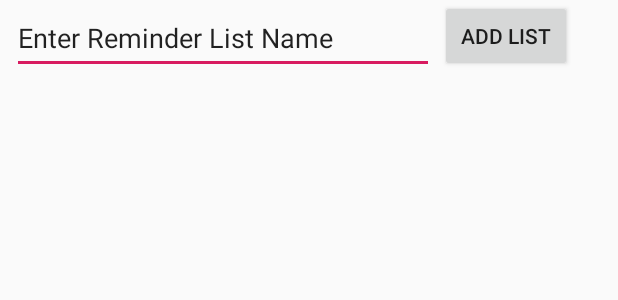
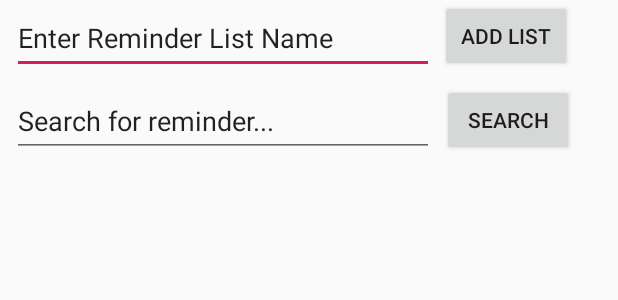
Before and after one commit to DarthSyntax/Reminder, an Android app: the layout activity_reminderlist.xml on its own in the app's theme, with its tools: preview values and no code run, on a phone screen of 412 x 824 dp. Shown: the top 300 px of the screen. Run offline under Robolectric (Android 15) with nearby library versions, the phone set to English and light mode, and no system bars.

```diff
--- a/GroupProject/GLM/app/src/main/res/layout/activity_reminderlist.xml
+++ b/GroupProject/GLM/app/src/main/res/layout/activity_reminderlist.xml
@@ -5,24 +5,6 @@
     xmlns:tools="http://schemas.android.com/tools"
     android:layout_width="match_parent"
     android:layout_height="match_parent">
-
-    <Button
-        android:id="@+id/addReminderListButton"
-        android:layout_width="wrap_content"
-        android:layout_height="wrap_content"
-        android:layout_marginStart="4dp"
-        android:text="Add List"
-        app:layout_constraintStart_toEndOf="@+id/addReminderListName"
-        app:layout_constraintTop_toTopOf="parent" />
-
-    <ListView
-        android:id="@+id/reminderListListView"
-        android:layout_width="368dp"
-        android:layout_height="447dp"
-        android:layout_marginStart="8dp"
-        android:layout_marginTop="7dp"
-        app:layout_constraintStart_toStartOf="parent"
-        app:layout_constraintTop_toBottomOf="@+id/addReminderListName" />
 
     <EditText
         android:id="@+id/addReminderListName"
@@ -35,4 +17,46 @@
         android:text="Enter Reminder List Name"
         app:layout_constraintStart_toStartOf="parent"
         app:layout_constraintTop_toTopOf="parent" />
+
+    <Button
+        android:id="@+id/addReminderListButton"
+        android:layout_width="wrap_content"
+        android:layout_height="wrap_content"
+        android:layout_marginStart="4dp"
+        android:text="Add List"
+        app:layout_constraintStart_toEndOf="@+id/addReminderListName"
+        app:layout_constraintTop_toTopOf="parent" />
+
+    <EditText
+        android:id="@+id/searchForReminder"
+        android:layout_width="281dp"
+        android:layout_height="48dp"
+        android:layout_marginStart="8dp"
+        android:layout_marginTop="7dp"
+        android:ems="10"
+        android:inputType="textPersonName"
+        android:text="Search for reminder..."
+        app:layout_constraintStart_toStartOf="parent"
+        app:layout_constraintTop_toBottomOf="@+id/addReminderListName" />
+
+    <Button
+        android:id="@+id/searchForReminderButton"
+        android:layout_width="wrap_content"
+        android:layout_height="wrap_content"
+        android:layout_marginStart="5dp"
+        android:layout_marginTop="8dp"
+        android:text="Search"
+        app:layout_constraintStart_toEndOf="@+id/searchForReminder"
+        app:layout_constraintTop_toBottomOf="@+id/addReminderListButton" />
+
+    <ListView
+        android:id="@+id/reminderListListView"
+        android:layout_width="368dp"
+        android:layout_height="382dp"
+        android:layout_marginStart="12dp"
+        android:layout_marginTop="9dp"
+        android:choiceMode="multipleChoice"
+        app:layout_constraintStart_toStartOf="parent"
+        app:layout_constraintTop_toBottomOf="@+id/searchForReminder" />
+
 </android.support.constraint.ConstraintLayout>
```
Also changed, not shown: GroupProject/GLM/app/src/main/java/seclass/qc/edu/glm/Reminder.java (added, +40 -0 lines), GroupProject/GLM/app/src/main/java/seclass/qc/edu/glm/ReminderList.java (added, +28 -0 lines), GroupProject/GLM/app/src/main/java/seclass/qc/edu/glm/activity_reminderlist.java (+32 -0 lines).
